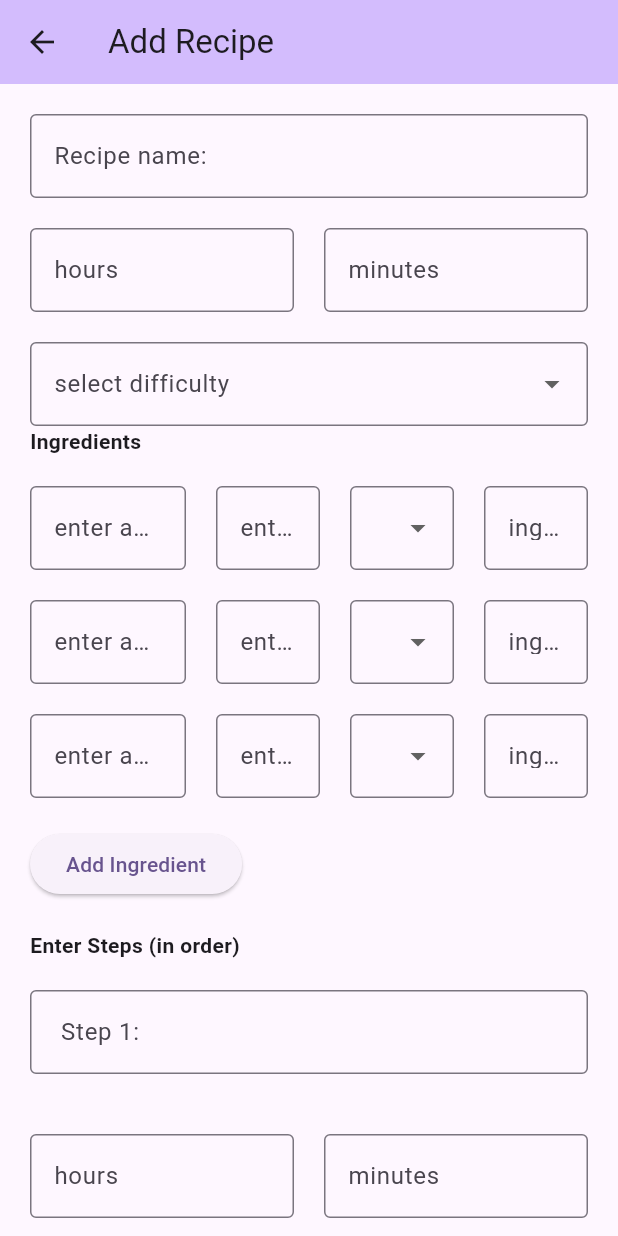
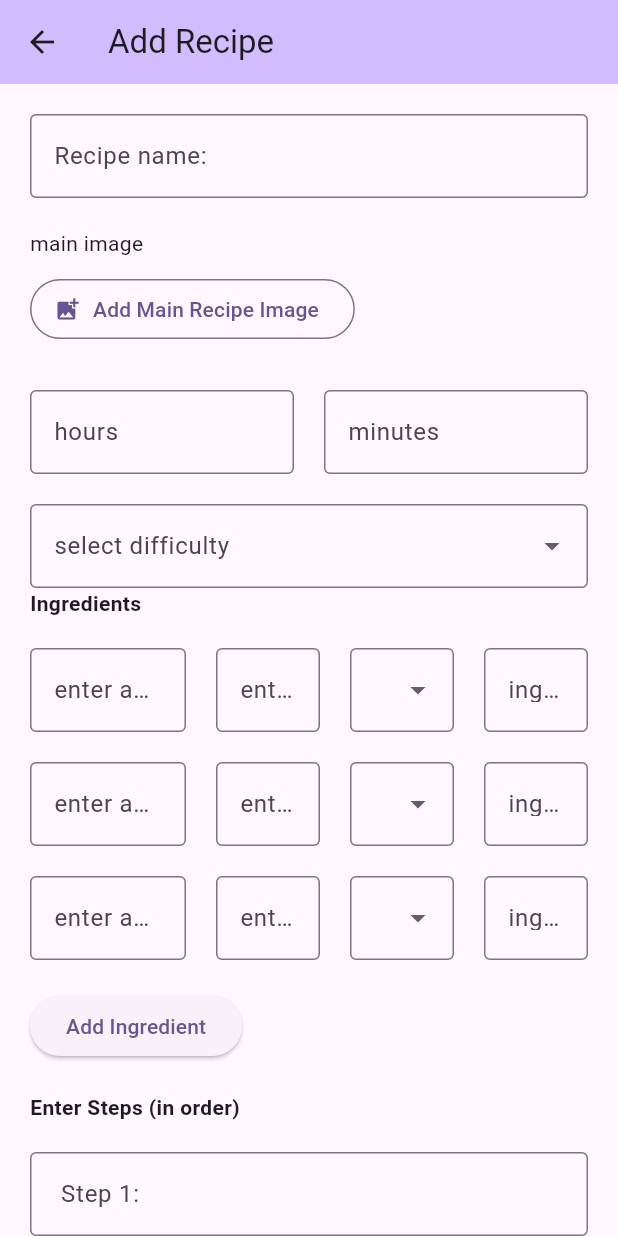
Before and after one commit to SETaP-Team-6C/Cook-App, a Flutter app: the AddRecipe screen opened by its route, on a phone screen of 412 x 824 dp. Run offline on Flutter 3.47's test engine with Material 3 defaults, Android fonts, the light colour scheme and no system bars; our stand-ins replace image_picker.

Commit message:
lost all progress of images :( had to restart 2

```diff
--- a/frontend/lib/features/add_recipe/add_recipe.dart
+++ b/frontend/lib/features/add_recipe/add_recipe.dart
@@ -1,6 +1,8 @@
 import 'package:flutter/material.dart';
 import 'package:flutter/services.dart';
 import 'package:frontend/features/add_recipe/services/recipe_service.dart';
+import 'dart:io';
+import 'package:image_picker/image_picker.dart';
 
 class Ingredient {
   final TextEditingController name = TextEditingController();
@@ -14,6 +16,8 @@ class SubStep {
 
   final TextEditingController subMinutes = TextEditingController();
   final TextEditingController subHours = TextEditingController();
+
+  File? image;
 }
 
 //gonna follow the same format as ingredients and make step into a class
@@ -23,6 +27,8 @@ class StepItem {
 
   final TextEditingController minutes = TextEditingController();
   final TextEditingController hours = TextEditingController();
+
+  File? image;
 }
 
 class AddRecipe extends StatefulWidget {
@@ -44,6 +50,10 @@ class _AddRecipeState extends State<AddRecipe> {
   final List<StepItem> _steps = [];
 
   String? _difficultySelector;
+
+  //main image
+  File? _recipeMainImage;
+  final ImagePicker _picker = ImagePicker();
 
   @override
   void initState() {
@@ -81,6 +91,72 @@ class _AddRecipeState extends State<AddRecipe> {
     }
 
     super.dispose();
+  }
+
+  Future<File?> _pickImage() async {
+    try {
+      final XFile? pickedFile = await _picker.pickImage(
+        source: ImageSource.gallery,
+        maxWidth: 1800,
+        maxHeight: 1800,
+        imageQuality: 85,
+      );
+
+      if (pickedFile != null) {
+        return File(pickedFile.path);
+      }
+      return null;
+    } catch (e) {
+      if (!mounted) return null;
+      ScaffoldMessenger.of(
+        context,
+      ).showSnackBar(SnackBar(content: Text("Error picking image: $e")));
+      return null;
+    }
+  }
+
+  Widget buildImagePicker({
+    required File? image,
+    required VoidCallback onPick,
+    required VoidCallback onRemove,
+    String label = "Add image",
+  }) {
+    return Column(
+      crossAxisAlignment: CrossAxisAlignment.start,
+      children: [
+        const SizedBox(height: 10),
+        if (image != null)
+          Stack(
+            children: [
+              ClipRRect(
+                borderRadius: BorderRadius.circular(8),
+                child: Image.file(
+                  image,
+                  height: 150,
+                  width: double.infinity,
+                  fit: BoxFit.cover,
+                ),
+              ),
+              Positioned(
+                top: 8,
+                right: 8,
+                child: IconButton(
+                  icon: const Icon(Icons.close, color: Colors.white),
+                  style: IconButton.styleFrom(backgroundColor: Colors.black54),
+                  onPressed: onRemove,
+                ),
+              ),
+            ],
+          )
+        else
+          OutlinedButton.icon(
+            onPressed: onPick,
+            icon: const Icon(Icons.add_photo_alternate),
+            label: Text(label),
+          ),
+        const SizedBox(height: 10),
+      ],
+    );
   }
 
   Widget buildDurationFields(
@@ -186,6 +262,7 @@ class _AddRecipeState extends State<AddRecipe> {
           "step-index": "${stepIndex + 1}",
           "step-description": step.controller.text.trim(),
           "step-duration": _durationToISO(stepHours, stepMinutes),
+          "step-image": step.image?.path,
         });
         for (var subEntry in step.subSteps.asMap().entries) {
           int subIndex = subEntry.key;
@@ -198,6 +275,7 @@ class _AddRecipeState extends State<AddRecipe> {
               int.tryParse(subStep.subHours.text.trim()) ?? 0,
               int.tryParse(subStep.subMinutes.text.trim()) ?? 0,
             ),
+            "step-image": subStep.image?.path,
           });
         }
       }
@@ -211,6 +289,7 @@ class _AddRecipeState extends State<AddRecipe> {
           steps,
           time,
           difficulty!,
+          mainImage: _recipeMainImage?.path,
         );
         if (!mounted) return;
         ScaffoldMessenger.of(
@@ -254,6 +333,28 @@ class _AddRecipeState extends State<AddRecipe> {
                   }
                   return null;
                 },
+              ),
+
+              const SizedBox(height: 20),
+
+              const Text("main image"),
+
+              buildImagePicker(
+                image: _recipeMainImage,
+                onPick: () async {
+                  final image = await _pickImage();
+                  if (image != null) {
+                    setState(() {
+                      _recipeMainImage = image;
+                    });
+                  }
+                },
+                onRemove: () {
+                  setState(() {
+                    _recipeMainImage = null;
+                  });
+                },
+                label: "Add Main Recipe Image",
               ),
 
               buildDurationFields(_hoursController, _minutesController),
@@ -428,6 +529,23 @@ class _AddRecipeState extends State<AddRecipe> {
                         },
                       ),
                     ),
+                    buildImagePicker(
+                      image: step.image,
+                      onPick: () async {
+                        final image = await _pickImage();
+                        if (image != null) {
+                          setState(() {
+                            step.image = image;
+                          });
+                        }
+                      },
+                      onRemove: () {
+                        setState(() {
+                          step.image = null;
+                        });
+                      },
+                      label: "Add step ${stepIndex + 1} image",
+                    ),
 
                     buildDurationFields(step.hours, step.minutes),
 
@@ -454,6 +572,24 @@ class _AddRecipeState extends State<AddRecipe> {
                                 }
                                 return null;
                               },
+                            ),
+                            buildImagePicker(
+                              image: subStep.image,
+                              onPick: () async {
+                                final image = await _pickImage();
+                                if (image != null) {
+                                  setState(() {
+                                    subStep.image = image;
+                                  });
+                                }
+                              },
+                              onRemove: () {
+                                setState(() {
+                                  subStep.image = null;
+                                });
+                              },
+                              label:
+                                  "Add sub step ${stepIndex + 1}.${subIndex + 1}image",
                             ),
 
                             buildDurationFields(
```
